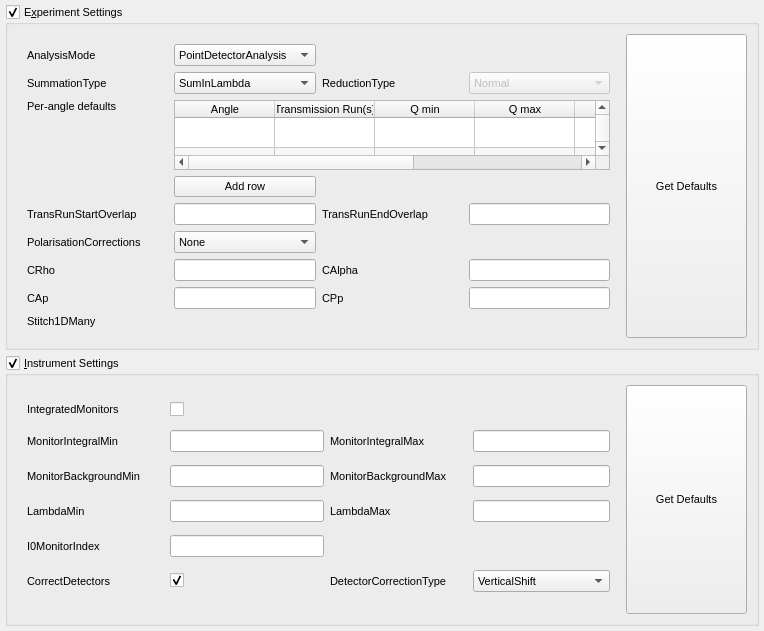
Above: qt/scientific_interfaces/ISISReflectometry/ReflSettingsWidget.ui from mantidproject/mantid before the change. Below: the same form after it.
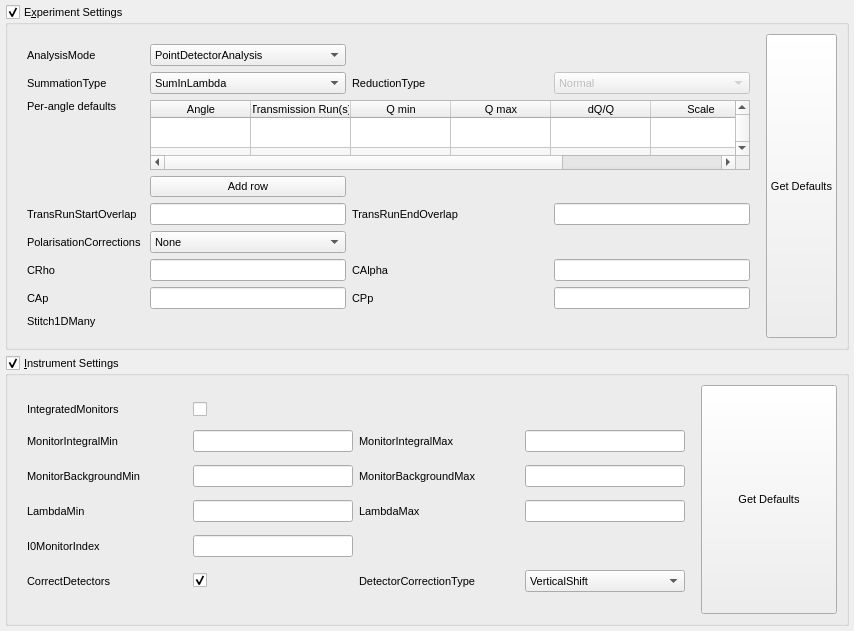
That is the form after the change.

Commit message:
Make table big enough to fit all columns
This commit adds a minor layout improvement to remove hard-coded column widths and instead set a minimum width on the table which should be enough to fit the new ProcessingInstructions column

Re #22039

What changed in the file:
```diff
--- a/qt/scientific_interfaces/ISISReflectometry/ReflSettingsWidget.ui
+++ b/qt/scientific_interfaces/ISISReflectometry/ReflSettingsWidget.ui
@@ -263,6 +263,18 @@
         </item>
         <item row="3" column="1" rowspan="3" colspan="3">
          <widget class="QTableWidget" name="optionsTable">
+          <property name="sizePolicy">
+           <sizepolicy hsizetype="MinimumExpanding" vsizetype="Expanding">
+            <horstretch>0</horstretch>
+            <verstretch>0</verstretch>
+           </sizepolicy>
+          </property>
+          <property name="minimumSize">
+           <size>
+            <width>600</width>
+            <height>0</height>
+           </size>
+          </property>
           <property name="toolTip">
            <string>Specify options based on the run angle. Leave the angle empty to specify defaults for all runs.</string>
           </property>
```
The commit also changes 1 other file.
